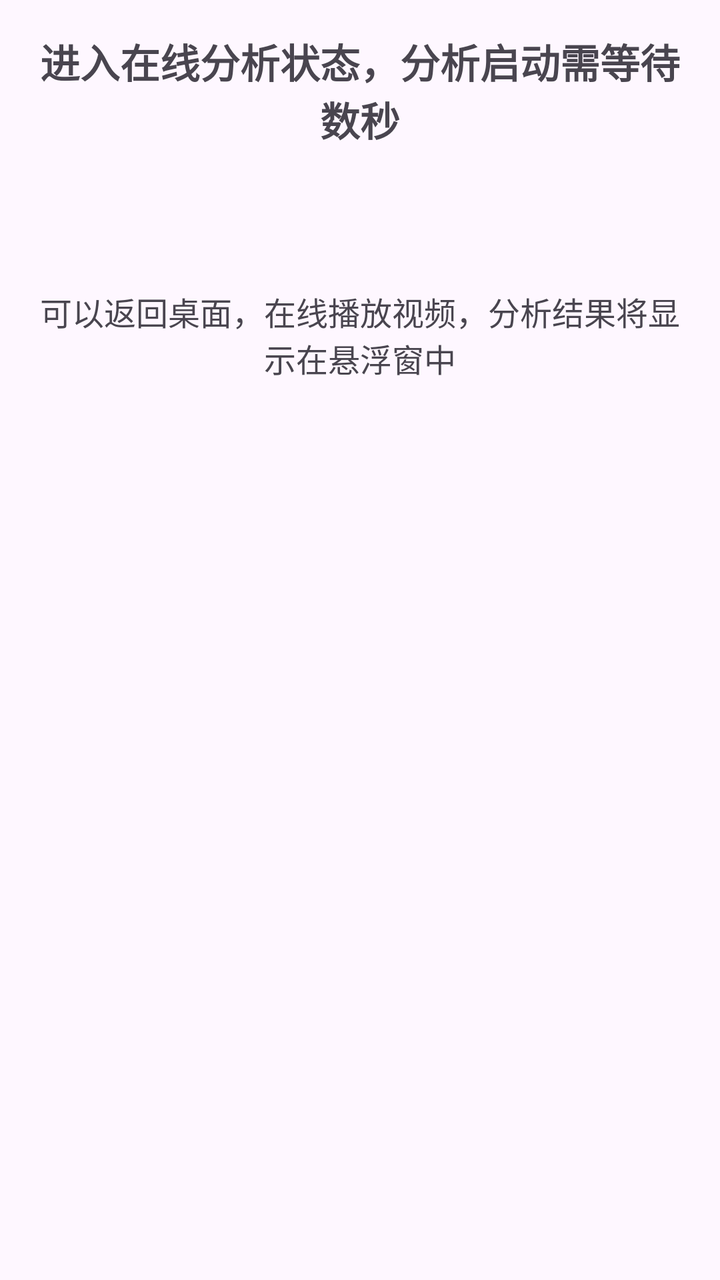
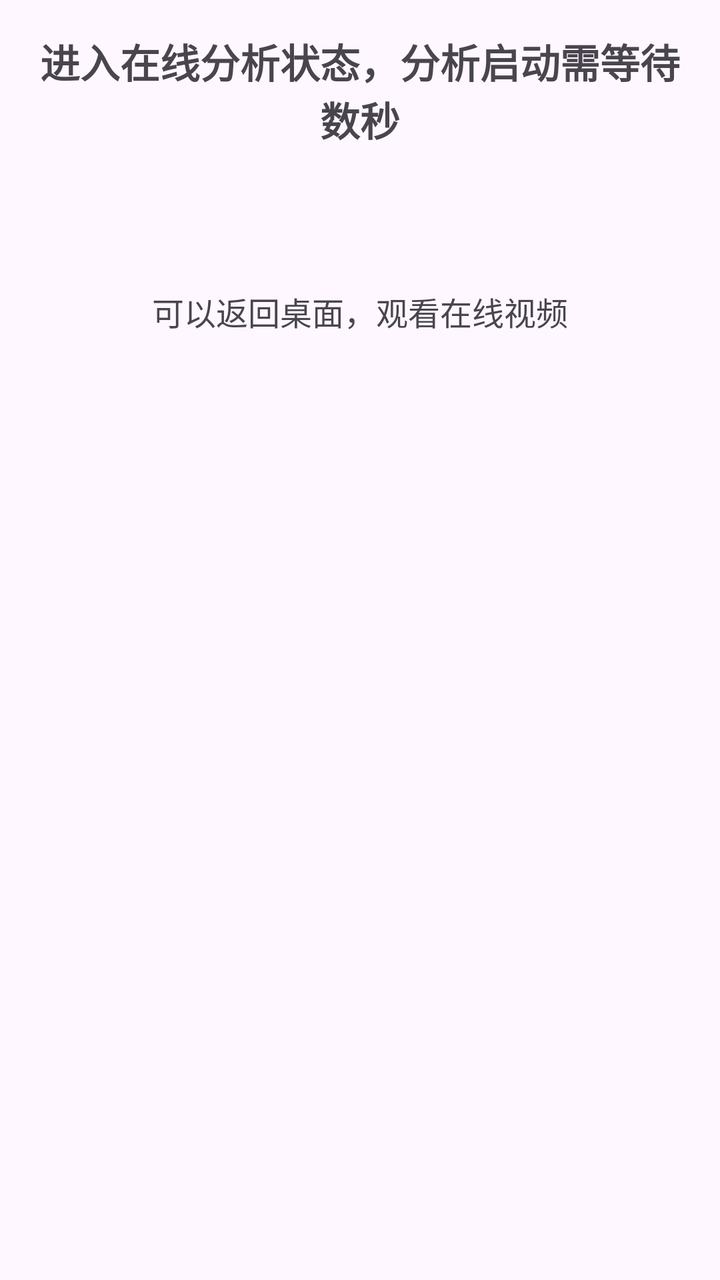

An Android layout rendered at two revisions. The XML below is the earlier revision; the diff shows what the commit changed to produce the second picture.
<!-- AndroidManifest.xml: application theme Theme.Helloworld -->
<!-- res/layout/activity_online_analysis.xml -->
<?xml version="1.0" encoding="utf-8"?>
<LinearLayout xmlns:android="http://schemas.android.com/apk/res/android"
    android:layout_width="match_parent"
    android:layout_height="match_parent"
    android:orientation="vertical"
    android:padding="16dp">

    <TextView
        android:id="@+id/tvStatus"
        android:layout_width="match_parent"
        android:layout_height="wrap_content"
        android:text="进入在线分析状态，分析启动需等待数秒"
        android:textSize="20sp"
        android:textStyle="bold"
        android:gravity="center"
        android:layout_marginBottom="20dp" />

    <TextView
        android:layout_width="match_parent"
        android:layout_height="wrap_content"
        android:text="可以返回桌面，在线播放视频，分析结果将显示在悬浮窗中"
        android:textSize="16sp"
        android:gravity="center"
        android:layout_marginTop="50dp" />

</LinearLayout>
<!-- resources referenced by this layout -->
<resources>
  <style name="Theme.Helloworld" parent="Base.Theme.Helloworld" />
  <style name="Base.Theme.Helloworld" parent="Theme.Material3.DayNight.NoActionBar">
          
          
      </style>
</resources>

<!-- the commit's change to res/layout/activity_online_analysis.xml (unified diff, before → after) -->
@@ -18,7 +18,7 @@
     <TextView
         android:layout_width="match_parent"
         android:layout_height="wrap_content"
-        android:text="可以返回桌面，在线播放视频，分析结果将显示在悬浮窗中"
+        android:text="可以返回桌面，观看在线视频"
         android:textSize="16sp"
         android:gravity="center"
         android:layout_marginTop="50dp" />
